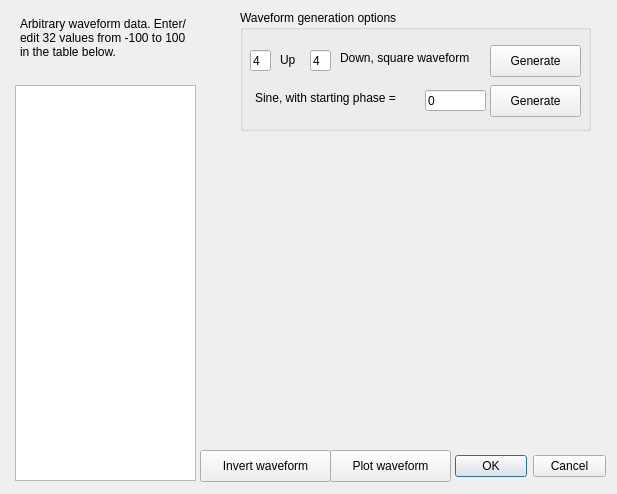
Before: the Qt Designer form arbwaveformedit.ui in MOBILionSystems/MIPS-app-MOBILion, drawn with Qt 5.
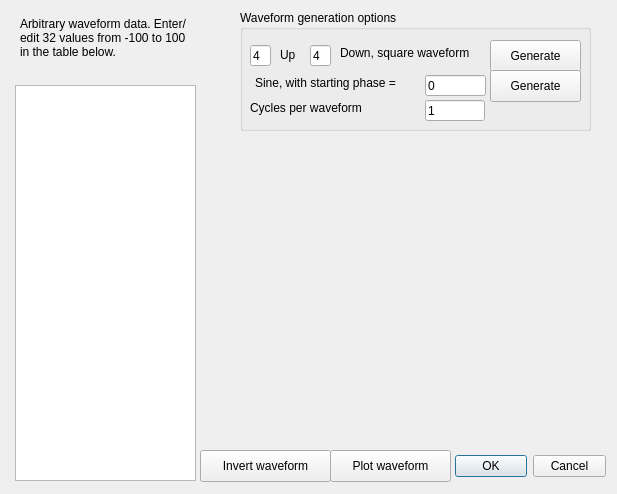
After: the same form once the commit is applied. Custom widgets are drawn as their Qt base class.

What changed in the file:
```diff
--- a/arbwaveformedit.ui
+++ b/arbwaveformedit.ui
@@ -77,7 +77,7 @@
     <property name="geometry">
      <rect>
       <x>10</x>
-      <y>40</y>
+      <y>35</y>
       <width>21</width>
       <height>21</height>
      </rect>
@@ -90,7 +90,7 @@
     <property name="geometry">
      <rect>
       <x>40</x>
-      <y>40</y>
+      <y>35</y>
       <width>31</width>
       <height>20</height>
      </rect>
@@ -103,7 +103,7 @@
     <property name="geometry">
      <rect>
       <x>100</x>
-      <y>40</y>
+      <y>35</y>
       <width>156</width>
       <height>16</height>
      </rect>
@@ -116,7 +116,7 @@
     <property name="geometry">
      <rect>
       <x>250</x>
-      <y>35</y>
+      <y>30</y>
       <width>91</width>
       <height>32</height>
      </rect>
@@ -132,7 +132,7 @@
     <property name="geometry">
      <rect>
       <x>15</x>
-      <y>80</y>
+      <y>65</y>
       <width>171</width>
       <height>16</height>
      </rect>
@@ -145,7 +145,7 @@
     <property name="geometry">
      <rect>
       <x>185</x>
-      <y>80</y>
+      <y>65</y>
       <width>61</width>
       <height>21</height>
      </rect>
@@ -158,7 +158,7 @@
     <property name="geometry">
      <rect>
       <x>250</x>
-      <y>75</y>
+      <y>60</y>
       <width>91</width>
       <height>32</height>
      </rect>
@@ -174,7 +174,7 @@
     <property name="geometry">
      <rect>
       <x>70</x>
-      <y>40</y>
+      <y>35</y>
       <width>21</width>
       <height>21</height>
      </rect>
@@ -183,6 +183,32 @@
      <string>4</string>
     </property>
    </widget>
+   <widget class="QLabel" name="label_6">
+    <property name="geometry">
+     <rect>
+      <x>10</x>
+      <y>90</y>
+      <width>171</width>
+      <height>16</height>
+     </rect>
+    </property>
+    <property name="text">
+     <string>Cycles per waveform</string>
+    </property>
+   </widget>
+   <widget class="QLineEdit" name="leCycles">
+    <property name="geometry">
+     <rect>
+      <x>185</x>
+      <y>90</y>
+      <width>60</width>
+      <height>21</height>
+     </rect>
+    </property>
+    <property name="text">
+     <string>1</string>
+    </property>
+   </widget>
   </widget>
   <widget class="QPushButton" name="pbPlot">
    <property name="geometry">
```
